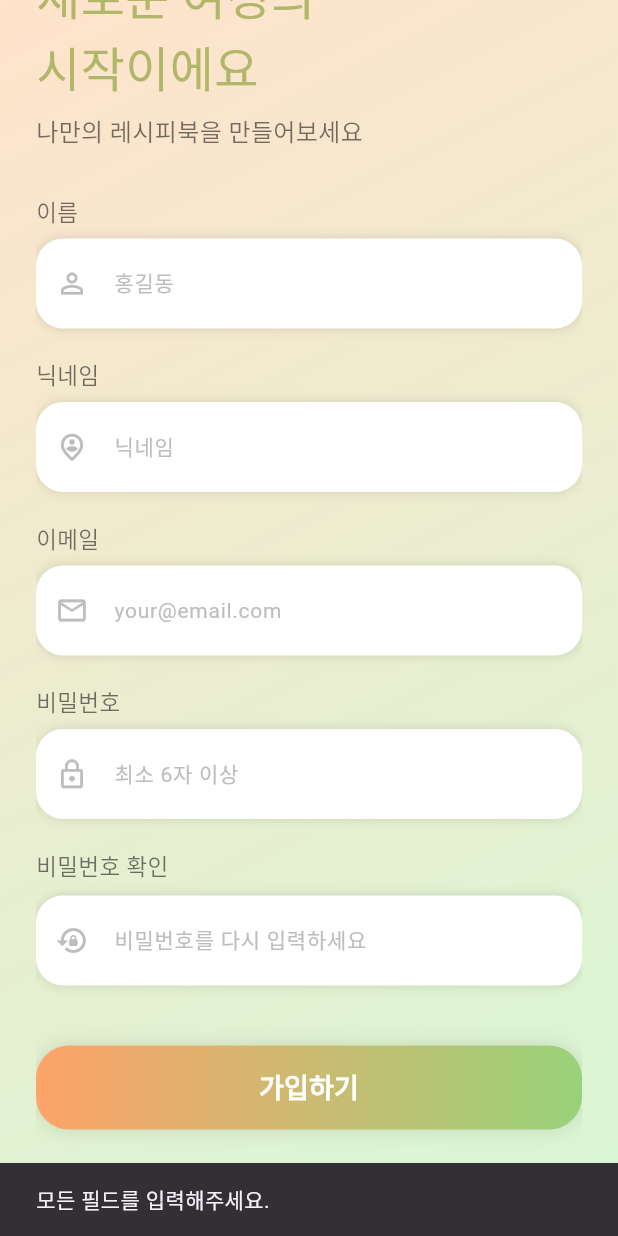
After one commit to nyeonggyeong/LivingAloneCare_App, a Flutter app: the SignupScreen screen opened directly, scrolled down 169 dp, after a tap on "가입하기", on a phone screen of 412 x 824 dp. The commit adds this screen. Run offline on Flutter 3.47's test engine with Material 3 defaults, Android fonts, the phone set to English and light mode, and no system bars; our stand-ins replace firebase_auth, firebase_core; accounts and stored records are empty.

Commit message:
Feat: 회원가입 UI 구현 및 Cloud Functions 연동

```diff
--- a/lib/screens/login_screen.dart
+++ b/lib/screens/login_screen.dart
@@ -1,6 +1,6 @@
 import 'package:flutter/material.dart';
 import 'package:firebase_auth/firebase_auth.dart';
-// import 'package:livingalonecare_app/screens/signup_screen.dart'; // 회원가입 화면 경로 (필요시 주석 해제)
+import 'package:livingalonecare_app/screens/signup_screen.dart'; // 회원가입 화면 경로 (필요시 주석 해제)
 // import 'package:livingalonecare_app/screens/home_screen.dart'; // 로그인 성공 후 이동할 화면 경로 (필요시 주석 해제)
 
 class LoginScreen extends StatefulWidget {
@@ -254,11 +254,12 @@ class _LoginScreenState extends State<LoginScreen> {
                 ),
                 GestureDetector(
                   onTap: () {
-                    // TODO: 회원가입 화면(SignupScreen)으로 이동
-                    // Navigator.push(
-                    //   context,
-                    //   MaterialPageRoute(builder: (context) => const SignupScreen()),
-                    // );
+                    Navigator.push(
+                      context,
+                      MaterialPageRoute(
+                        builder: (context) => const SignupScreen(),
+                      ),
+                    );
                   },
                   child: const Text(
                     '회원가입',
--- /dev/null
+++ b/lib/screens/signup_screen.dart
@@ -0,0 +1,330 @@
+import 'package:flutter/material.dart';
+import 'package:firebase_auth/firebase_auth.dart';
+
+class SignupScreen extends StatefulWidget {
+  const SignupScreen({super.key});
+
+  @override
+  State<SignupScreen> createState() => _SignupScreenState();
+}
+
+class _SignupScreenState extends State<SignupScreen> {
+  final TextEditingController _nameController = TextEditingController();
+  final TextEditingController _nicknameController = TextEditingController();
+  final TextEditingController _emailController = TextEditingController();
+  final TextEditingController _passwordController = TextEditingController();
+  final TextEditingController _confirmPasswordController =
+      TextEditingController();
+
+  @override
+  void dispose() {
+    _nameController.dispose();
+    _nicknameController.dispose();
+    _emailController.dispose();
+    _passwordController.dispose();
+    _confirmPasswordController.dispose();
+    super.dispose();
+  }
+
+  // Firebase 회원가입 로직
+  Future<void> _registerWithFirebase() async {
+    final email = _emailController.text.trim();
+    final password = _passwordController.text.trim();
+    final confirmPassword = _confirmPasswordController.text.trim();
+    final name = _nameController.text.trim();
+
+    // 유효성 검사
+    if (email.isEmpty ||
+        password.isEmpty ||
+        confirmPassword.isEmpty ||
+        name.isEmpty) {
+      _showSnackBar('모든 필드를 입력해주세요.');
+      return;
+    }
+
+    if (password != confirmPassword) {
+      _showSnackBar('비밀번호가 일치하지 않습니다.');
+      return;
+    }
+
+    if (password.length < 6) {
+      _showSnackBar('비밀번호는 6자리 이상이어야 합니다.');
+      return;
+    }
+
+    try {
+      // Firebase 계정 생성 요청
+      // 이름/닉네임 저장은 Firestore DB 연동 시 추가 구현 필요, 일단 계정 생성만 진행
+      await FirebaseAuth.instance.createUserWithEmailAndPassword(
+        email: email,
+        password: password,
+      );
+
+      // 성공 시
+      _showSnackBar('회원가입 성공! 로그인해주세요.');
+
+      // 화면 닫기 (로그인 화면으로 돌아감)
+      if (!mounted) return;
+      Navigator.pop(context);
+    } on FirebaseAuthException catch (e) {
+      String errorMessage = '회원가입 실패';
+      if (e.code == 'weak-password') {
+        errorMessage = '비밀번호가 너무 쉽습니다.';
+      } else if (e.code == 'email-already-in-use') {
+        errorMessage = '이미 사용 중인 이메일입니다.';
+      } else if (e.code == 'invalid-email') {
+        errorMessage = '잘못된 이메일 형식입니다.';
+      }
+      _showSnackBar(errorMessage);
+    } catch (e) {
+      _showSnackBar('오류가 발생했습니다: $e');
+    }
+  }
+
+  void _showSnackBar(String message) {
+    ScaffoldMessenger.of(
+      context,
+    ).showSnackBar(SnackBar(content: Text(message)));
+  }
+
+  @override
+  Widget build(BuildContext context) {
+    return Scaffold(
+      body: Container(
+        width: double.infinity,
+        height: double.infinity,
+        decoration: BoxDecoration(
+          // 로그인 화면과 동일한 그라데이션 배경
+          gradient: LinearGradient(
+            begin: Alignment.topLeft,
+            end: Alignment.bottomRight,
+            colors: [const Color(0xFFFFE3CB), const Color(0xFFD7F7D4)],
+          ),
+        ),
+        padding: const EdgeInsets.symmetric(horizontal: 24),
+        child: ListView(
+          children: [
+            const SizedBox(height: 32),
+            // 뒤로가기 버튼
+            Align(
+              alignment: Alignment.topLeft,
+              child: IconButton(
+                icon: const Icon(
+                  Icons.arrow_back,
+                  color: Colors.black,
+                  size: 28,
+                ),
+                onPressed: () => Navigator.pop(context),
+              ),
+            ),
+            const SizedBox(height: 10),
+
+            // 상단 환영 메시지
+            Align(
+              alignment: Alignment.centerLeft,
+              child: Container(
+                padding: const EdgeInsets.symmetric(
+                  horizontal: 16,
+                  vertical: 8,
+                ),
+                decoration: BoxDecoration(
+                  borderRadius: BorderRadius.circular(20),
+                  gradient: const LinearGradient(
+                    colors: [Color(0xFFFFA36A), Color(0xFF99D279)],
+                  ),
+                ),
+                child: const Row(
+                  mainAxisSize: MainAxisSize.min,
+                  children: [
+                    Icon(Icons.auto_awesome, color: Colors.white, size: 18),
+                    SizedBox(width: 8),
+                    Text(
+                      '환영해요!',
+                      style: TextStyle(
+                        color: Colors.white,
+                        fontWeight: FontWeight.bold,
+                      ),
+                    ),
+                  ],
+                ),
+              ),
+            ),
+            const SizedBox(height: 16),
+            const Text(
+              '새로운 여정의\n시작이에요',
+              style: TextStyle(
+                fontSize: 32,
+                color: Color(0xFFB1B768),
+                fontWeight: FontWeight.w300,
+              ),
+            ),
+            const SizedBox(height: 8),
+            const Text(
+              '나만의 레시피북을 만들어보세요',
+              style: TextStyle(fontSize: 16, color: Colors.black54),
+            ),
+            const SizedBox(height: 30),
+
+            // --- 입력 필드 시작 ---
+
+            // 이름
+            _buildLabel('이름'),
+            const SizedBox(height: 8),
+            _buildTextField(
+              _nameController,
+              '홍길동',
+              Icons.person_outline,
+              false,
+            ),
+            const SizedBox(height: 20),
+
+            // 닉네임
+            _buildLabel('닉네임'),
+            const SizedBox(height: 8),
+            _buildTextField(
+              _nicknameController,
+              '닉네임',
+              Icons.person_pin_circle_outlined,
+              false,
+            ),
+            const SizedBox(height: 20),
+
+            // 이메일
+            _buildLabel('이메일'),
+            const SizedBox(height: 8),
+            _buildTextField(
+              _emailController,
+              'your@email.com',
+              Icons.email_outlined,
+              false,
+            ),
+            const SizedBox(height: 20),
+
+            // 비밀번호
+            _buildLabel('비밀번호'),
+            const SizedBox(height: 8),
+            _buildTextField(
+              _passwordController,
+              '최소 6자 이상',
+              Icons.lock_outline,
+              true,
+            ),
+            const SizedBox(height: 20),
+
+            // 비밀번호 확인
+            _buildLabel('비밀번호 확인'),
+            const SizedBox(height: 8),
+            _buildTextField(
+              _confirmPasswordController,
+              '비밀번호를 다시 입력하세요',
+              Icons.lock_reset,
+              true,
+            ),
+
+            const SizedBox(height: 40),
+
+            // 가입하기 버튼
+            Container(
+              width: double.infinity,
+              height: 56,
+              decoration: BoxDecoration(
+                borderRadius: BorderRadius.circular(22),
+                gradient: const LinearGradient(
+                  colors: [Color(0xFFFFA36A), Color(0xFF99D279)],
+                ),
+                boxShadow: const [
+                  BoxShadow(blurRadius: 10, color: Colors.black12),
+                ],
+              ),
+              child: ElevatedButton(
+                style: ElevatedButton.styleFrom(
+                  backgroundColor: Colors.transparent,
+                  shadowColor: Colors.transparent,
+                  shape: RoundedRectangleBorder(
+                    borderRadius: BorderRadius.circular(22),
+                  ),
+                  minimumSize: const Size(double.infinity, 56),
+                ),
+                onPressed: _registerWithFirebase,
+                child: const Text(
+                  '가입하기',
+                  style: TextStyle(
+                    fontSize: 18,
+                    color: Colors.white,
+                    fontWeight: FontWeight.bold,
+                  ),
+                ),
+              ),
+            ),
+            const SizedBox(height: 20),
+
+            // 하단 로그인 이동 링크
+            Row(
+              mainAxisAlignment: MainAxisAlignment.center,
+              children: [
+                const Text(
+                  '이미 계정이 있으신가요? ',
+                  style: TextStyle(color: Colors.black54),
+                ),
+                GestureDetector(
+                  onTap: () => Navigator.pop(context),
+                  child: const Text(
+                    '로그인',
+                    style: TextStyle(
+                      color: Color(0xFF99D279),
+                      fontWeight: FontWeight.bold,
+                      decoration: TextDecoration.underline,
+                    ),
+                  ),
+                ),
+              ],
+            ),
+            const SizedBox(height: 30),
+          ],
+        ),
+      ),
+    );
+  }
+
+  // 텍스트 라벨 위젯
+  Widget _buildLabel(String text) {
+    return Text(
+      text,
+      style: const TextStyle(
+        fontSize: 15,
+        color: Colors.black54,
+        fontWeight: FontWeight.w500,
+      ),
+    );
+  }
+
+  // 입력 필드 위젯 (중복 코드 제거용)
+  Widget _buildTextField(
+    TextEditingController controller,
+    String hint,
+    IconData icon,
+    bool isObscure,
+  ) {
+    return Container(
+      decoration: BoxDecoration(
+        color: Colors.white,
+        borderRadius: BorderRadius.circular(18),
+        boxShadow: const [BoxShadow(blurRadius: 5, color: Colors.black12)],
+      ),
+      child: TextField(
+        controller: controller,
+        obscureText: isObscure,
+        decoration: InputDecoration(
+          prefixIcon: Icon(icon, color: Colors.grey[400], size: 22),
+          hintText: hint,
+          hintStyle: TextStyle(color: Colors.grey[400], fontSize: 14),
+          border: InputBorder.none,
+          contentPadding: const EdgeInsets.symmetric(
+            vertical: 18,
+            horizontal: 16,
+          ),
+        ),
+      ),
+    );
+  }
+}
```
